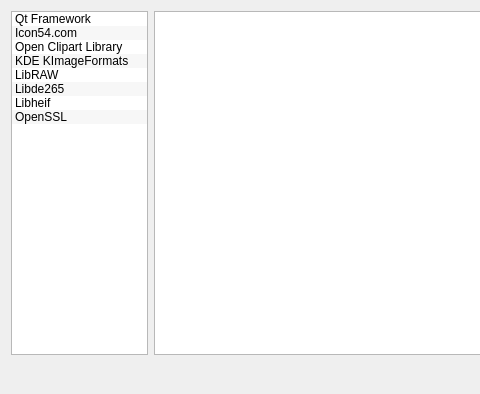
This is src/ui/forms/AboutComponentsDialog.ui in vookimedlo/vooki-image-viewer as Qt 5 draws it before an edit; both pictures show x 0 to 480 and y 0 to 394 of the 852 by 394 pixel window. The edited form follows.
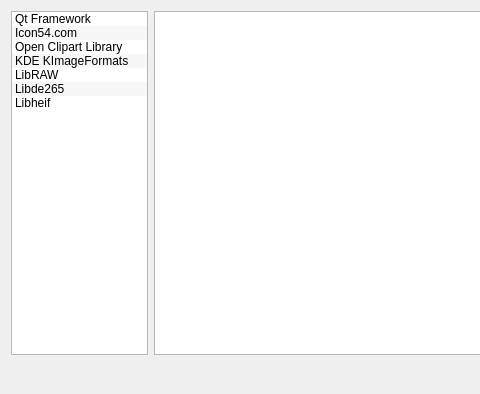
This is the edited form. Icons and pictures are not drawn.

Diff of the .ui file:
```diff
--- a/src/ui/forms/AboutComponentsDialog.ui
+++ b/src/ui/forms/AboutComponentsDialog.ui
@@ -69,11 +69,6 @@
          <string>Libheif</string>
         </property>
        </item>
-       <item>
-        <property name="text">
-         <string>OpenSSL</string>
-        </property>
-       </item>
       </widget>
      </item>
      <item>
```
